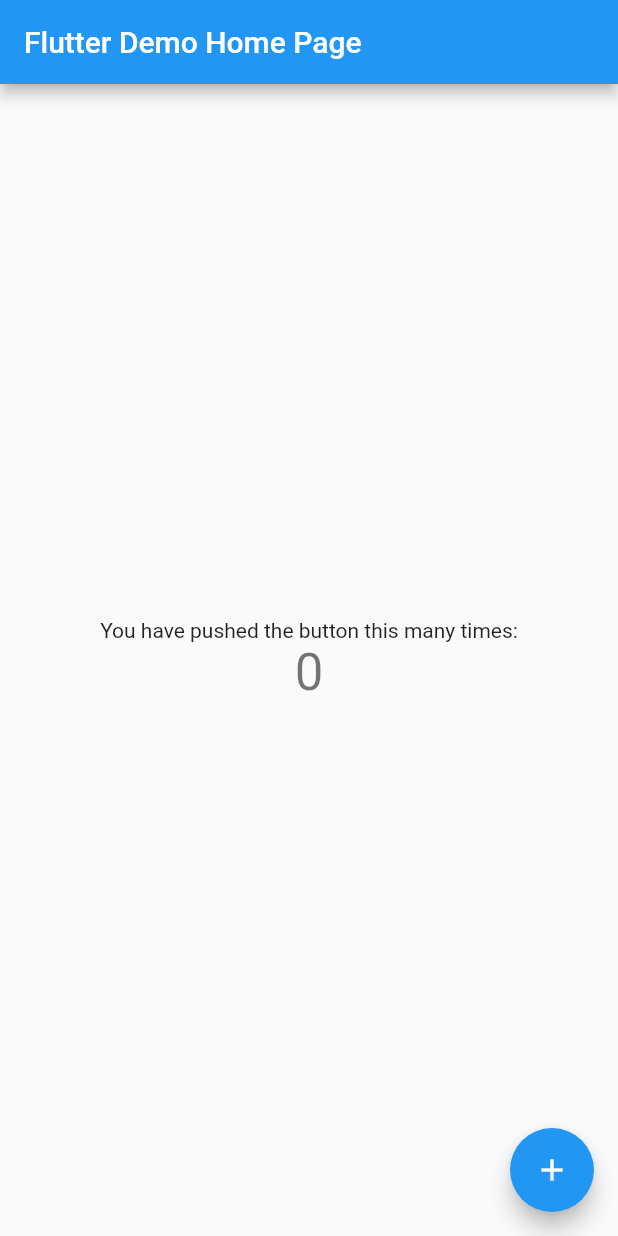
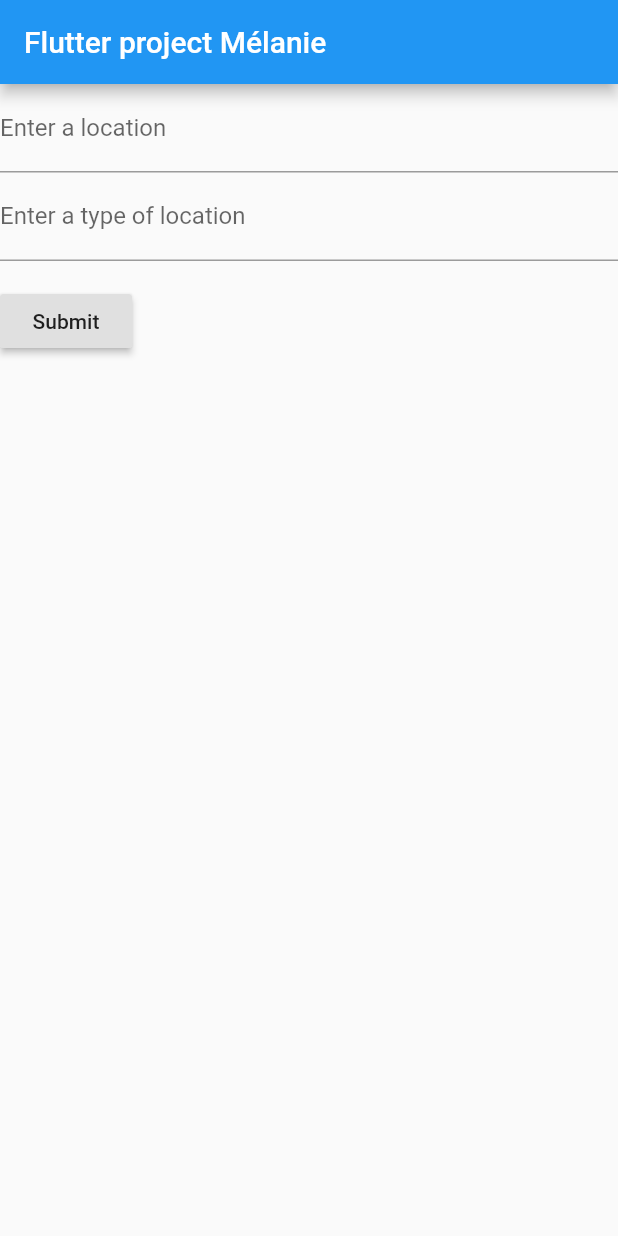
Before and after one commit to MelanieLeRoy/flutter_project_melanie, a Flutter app: the screen it shows after launch, on a phone screen of 412 x 824 dp. Run offline on Flutter 3.47's test engine with Material 2 defaults, Android fonts, the phone set to English and light mode, and no system bars.

Commit message:
form + add Venues.dart

```diff
--- a/lib/main.dart
+++ b/lib/main.dart
@@ -1,4 +1,6 @@
 import 'package:flutter/material.dart';
+import 'package:http/http.dart' as http;
+
 
 void main() => runApp(MyApp());
 
@@ -7,105 +9,90 @@ class MyApp extends StatelessWidget {
   @override
   Widget build(BuildContext context) {
     return MaterialApp(
-      title: 'Flutter Demo',
+      title: 'Flutter project',
       theme: ThemeData(
-        // This is the theme of your application.
-        //
-        // Try running your application with "flutter run". You'll see the
-        // application has a blue toolbar. Then, without quitting the app, try
-        // changing the primarySwatch below to Colors.green and then invoke
-        // "hot reload" (press "r" in the console where you ran "flutter run",
-        // or simply save your changes to "hot reload" in a Flutter IDE).
-        // Notice that the counter didn't reset back to zero; the application
-        // is not restarted.
         primarySwatch: Colors.blue,
       ),
-      home: MyHomePage(title: 'Flutter Demo Home Page'),
+      home: MyHomePage(title: 'Flutter project Mélanie'),
     );
   }
 }
 
+
 class MyHomePage extends StatefulWidget {
   MyHomePage({Key key, this.title}) : super(key: key);
-
-  // This widget is the home page of your application. It is stateful, meaning
-  // that it has a State object (defined below) that contains fields that affect
-  // how it looks.
-
-  // This class is the configuration for the state. It holds the values (in this
-  // case the title) provided by the parent (in this case the App widget) and
-  // used by the build method of the State. Fields in a Widget subclass are
-  // always marked "final".
-
   final String title;
 
   @override
   _MyHomePageState createState() => _MyHomePageState();
 }
 
+
 class _MyHomePageState extends State<MyHomePage> {
-  int _counter = 0;
+  final _formKey = GlobalKey<FormState>();
 
-  void _incrementCounter() {
-    setState(() {
-      // This call to setState tells the Flutter framework that something has
-      // changed in this State, which causes it to rerun the build method below
-      // so that the display can reflect the updated values. If we changed
-      // _counter without calling setState(), then the build method would not be
-      // called again, and so nothing would appear to happen.
-      _counter++;
-    });
+
+  final List<String> _suggestions = <String>[];
+
+  void _submit() {
+    setState(() {});
   }
 
   @override
   Widget build(BuildContext context) {
-    // This method is rerun every time setState is called, for instance as done
-    // by the _incrementCounter method above.
-    //
-    // The Flutter framework has been optimized to make rerunning build methods
-    // fast, so that you can just rebuild anything that needs updating rather
-    // than having to individually change instances of widgets.
     return Scaffold(
       appBar: AppBar(
-        // Here we take the value from the MyHomePage object that was created by
-        // the App.build method, and use it to set our appbar title.
         title: Text(widget.title),
       ),
-      body: Center(
-        // Center is a layout widget. It takes a single child and positions it
-        // in the middle of the parent.
+      body: Form(
+        key: _formKey,
         child: Column(
-          // Column is also a layout widget. It takes a list of children and
-          // arranges them vertically. By default, it sizes itself to fit its
-          // children horizontally, and tries to be as tall as its parent.
-          //
-          // Invoke "debug painting" (press "p" in the console, choose the
-          // "Toggle Debug Paint" action from the Flutter Inspector in Android
-          // Studio, or the "Toggle Debug Paint" command in Visual Studio Code)
-          // to see the wireframe for each widget.
-          //
-          // Column has various properties to control how it sizes itself and
-          // how it positions its children. Here we use mainAxisAlignment to
-          // center the children vertically; the main axis here is the vertical
-          // axis because Columns are vertical (the cross axis would be
-          // horizontal).
-          mainAxisAlignment: MainAxisAlignment.center,
+          crossAxisAlignment: CrossAxisAlignment.start,
           children: <Widget>[
-            Text(
-              'You have pushed the button this many times:',
+            TextFormField(
+              decoration: InputDecoration(
+                  labelText: 'Enter a location'
+              ),
+              validator: (value) {
+                if (value.isEmpty) {
+                  return 'Please enter a location';
+                }
+                return null;
+              },
             ),
-            Text(
-              '$_counter',
-              style: Theme.of(context).textTheme.display1,
+            TextFormField(
+              decoration: InputDecoration(
+                  labelText: 'Enter a type of location'
+              ),
+              validator: (value) {
+                if (value.isEmpty) {
+                  return 'Please enter a type of venues';
+                }
+                return null;
+              },
+            ),
+            Padding(
+              padding: const EdgeInsets.symmetric(vertical: 16.0),
+              child: RaisedButton(
+                onPressed: () {
+                  // Validate returns true if the form is valid, or false
+                  // otherwise.
+                  if (_formKey.currentState.validate()) {
+                    // If the form is valid, display a Snackbar.
+                    Scaffold.of(context)
+                        .showSnackBar(
+                        SnackBar(content: Text('Processing Data')));
+                  }
+                },
+                child: Text('Submit'),
+              ),
             ),
           ],
         ),
       ),
-      floatingActionButton: FloatingActionButton(
-        onPressed: _incrementCounter,
-        tooltip: 'Increment',
-        child: Icon(Icons.add),
-      ), // This trailing comma makes auto-formatting nicer for build methods.
+
     );
   }
+
+
 }
--- a/pubspec.yaml
+++ b/pubspec.yaml
@@ -19,6 +19,7 @@ environment:
 dependencies:
   flutter:
     sdk: flutter
+  http: any
 
   # The following adds the Cupertino Icons font to your application.
   # Use with the CupertinoIcons class for iOS style icons.
```
Also changed, not shown: lib/Venues.dart (added), pubspec.lock.
